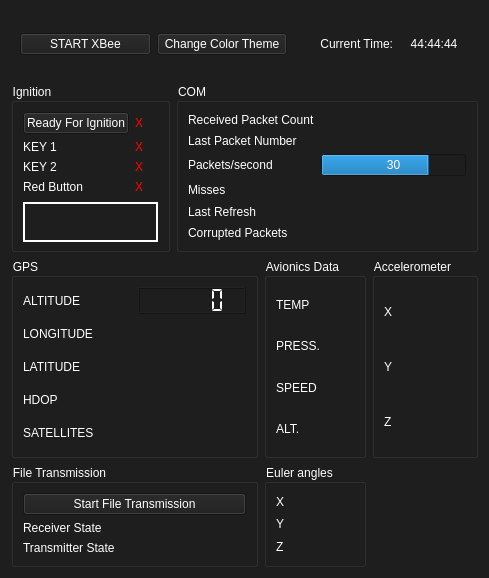
Above: UI/ui_file/press_alt.ui from MorgesHAB/ERT2020GS before the change. Below: the same form after it.
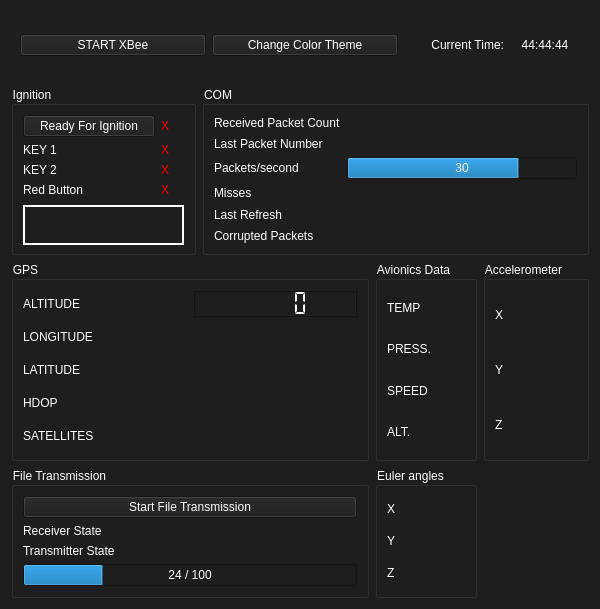
That is the form after the change. Icons and pictures are not drawn.

Patch:
```diff
--- a/UI/ui_file/press_alt.ui
+++ b/UI/ui_file/press_alt.ui
@@ -6,13 +6,13 @@
    <rect>
     <x>0</x>
     <y>0</y>
-    <width>489</width>
-    <height>578</height>
+    <width>600</width>
+    <height>609</height>
    </rect>
   </property>
   <property name="minimumSize">
    <size>
-    <width>0</width>
+    <width>600</width>
     <height>0</height>
    </size>
   </property>
@@ -33,101 +33,7 @@
 color: rgb(255, 255, 255);</string>
   </property>
   <layout class="QGridLayout" name="gridLayout">
-   <item row="3" column="0" rowspan="2" colspan="2">
-    <widget class="QGroupBox" name="gps_box">
-     <property name="minimumSize">
-      <size>
-       <width>0</width>
-       <height>200</height>
-      </size>
-     </property>
-     <property name="title">
-      <string>GPS</string>
-     </property>
-     <layout class="QGridLayout" name="gridLayout_3">
-      <item row="1" column="0">
-       <widget class="QLabel" name="altitude_label_gps">
-        <property name="text">
-         <string>ALTITUDE</string>
-        </property>
-       </widget>
-      </item>
-      <item row="3" column="0">
-       <widget class="QLabel" name="latitude_label">
-        <property name="text">
-         <string>LATITUDE</string>
-        </property>
-       </widget>
-      </item>
-      <item row="3" column="1">
-       <widget class="QLabel" name="latitude_panel">
-        <property name="minimumSize">
-         <size>
-          <width>0</width>
-          <height>0</height>
-         </size>
-        </property>
-        <property name="text">
-         <string/>
-        </property>
-       </widget>
-      </item>
-      <item row="2" column="0">
-       <widget class="QLabel" name="longitude_label">
-        <property name="text">
-         <string>LONGITUDE</string>
-        </property>
-       </widget>
-      </item>
-      <item row="2" column="1">
-       <widget class="QLabel" name="longitude_panel">
-        <property name="text">
-         <string/>
-        </property>
-       </widget>
-      </item>
-      <item row="1" column="1">
-       <widget class="QLCDNumber" name="altitude_lcd_gps">
-        <property name="smallDecimalPoint">
-         <bool>false</bool>
-        </property>
-        <property name="segmentStyle">
-         <enum>QLCDNumber::Flat</enum>
-        </property>
-       </widget>
-      </item>
-      <item row="4" column="1">
-       <widget class="QLabel" name="hdop_panel">
-        <property name="text">
-         <string/>
-        </property>
-       </widget>
-      </item>
-      <item row="4" column="0">
-       <widget class="QLabel" name="hdop_label">
-        <property name="text">
-         <string>HDOP</string>
-        </property>
-       </widget>
-      </item>
-      <item row="5" column="0">
-       <widget class="QLabel" name="sat_nbr_label">
-        <property name="text">
-         <string>SATELLITES</string>
-        </property>
-       </widget>
-      </item>
-      <item row="5" column="1">
-       <widget class="QLabel" name="sat_nbr_panel">
-        <property name="text">
-         <string/>
-        </property>
-       </widget>
-      </item>
-     </layout>
-    </widget>
-   </item>
-   <item row="0" column="0" colspan="4">
+   <item row="0" column="0" colspan="5">
     <widget class="QWidget" name="widget" native="true">
      <layout class="QGridLayout" name="gridLayout_5">
       <item row="0" column="4">
@@ -194,7 +100,7 @@
      </layout>
     </widget>
    </item>
-   <item row="5" column="2">
+   <item row="5" column="3">
     <widget class="QGroupBox" name="euler_box">
      <property name="title">
       <string>Euler angles</string>
@@ -278,6 +184,12 @@
       </item>
       <item row="0" column="0">
        <widget class="QPushButton" name="ignition_button">
+        <property name="minimumSize">
+         <size>
+          <width>132</width>
+          <height>0</height>
+         </size>
+        </property>
         <property name="styleSheet">
          <string notr="true"/>
         </property>
@@ -447,7 +359,7 @@
      </layout>
     </widget>
    </item>
-   <item row="3" column="2" rowspan="2">
+   <item row="3" column="3" rowspan="2">
     <widget class="QGroupBox" name="avionics_box">
      <property name="title">
       <string>Avionics Data</string>
@@ -512,7 +424,7 @@
      </layout>
     </widget>
    </item>
-   <item row="5" column="3">
+   <item row="5" column="4">
     <widget class="QLabel" name="logo">
      <property name="toolTip">
       <string>&lt;html&gt;&lt;head/&gt;&lt;body&gt;&lt;p&gt;Project Bella Lui 2020&lt;/p&gt;&lt;/body&gt;&lt;/html&gt;</string>
@@ -527,7 +439,7 @@
      </property>
     </widget>
    </item>
-   <item row="3" column="3" rowspan="2">
+   <item row="3" column="4" rowspan="2">
     <widget class="QGroupBox" name="accel_box">
      <property name="title">
       <string>Accelerometer</string>
@@ -596,75 +508,7 @@
      </layout>
     </widget>
    </item>
-   <item row="5" column="0" colspan="2">
-    <widget class="QGroupBox" name="groupBox">
-     <property name="title">
-      <string>File Transmission</string>
-     </property>
-     <layout class="QGridLayout" name="gridLayout_9">
-      <item row="1" column="0">
-       <widget class="QLabel" name="receiver_state_label">
-        <property name="minimumSize">
-         <size>
-          <width>140</width>
-          <height>0</height>
-         </size>
-        </property>
-        <property name="maximumSize">
-         <size>
-          <width>212411</width>
-          <height>16777215</height>
-         </size>
-        </property>
-        <property name="text">
-         <string>Receiver State</string>
-        </property>
-       </widget>
-      </item>
-      <item row="2" column="0">
-       <widget class="QLabel" name="transmitter_state_label">
-        <property name="minimumSize">
-         <size>
-          <width>140</width>
-          <height>0</height>
-         </size>
-        </property>
-        <property name="maximumSize">
-         <size>
-          <width>1241251</width>
-          <height>16777215</height>
-         </size>
-        </property>
-        <property name="text">
-         <string>Transmitter State</string>
-        </property>
-       </widget>
-      </item>
-      <item row="2" column="1">
-       <widget class="QLabel" name="transmitter_state_panel">
-        <property name="text">
-         <string/>
-        </property>
-       </widget>
-      </item>
-      <item row="0" column="0" colspan="2">
-       <widget class="QPushButton" name="file_transmission_button">
-        <property name="text">
-         <string>Start File Transmission</string>
-        </property>
-       </widget>
-      </item>
-      <item row="1" column="1">
-       <widget class="QLabel" name="receiver_state_panel">
-        <property name="text">
-         <string/>
-        </property>
-       </widget>
-      </item>
-     </layout>
-    </widget>
-   </item>
-   <item row="2" column="1" colspan="3">
+   <item row="2" column="1" colspan="4">
     <widget class="QGroupBox" name="com_box">
      <property name="title">
       <string>COM</string>
@@ -799,6 +643,178 @@
      </layout>
     </widget>
    </item>
+   <item row="5" column="0" colspan="3">
+    <widget class="QGroupBox" name="groupBox">
+     <property name="title">
+      <string>File Transmission</string>
+     </property>
+     <layout class="QGridLayout" name="gridLayout_9">
+      <item row="1" column="0">
+       <widget class="QLabel" name="receiver_state_label">
+        <property name="minimumSize">
+         <size>
+          <width>140</width>
+          <height>0</height>
+         </size>
+        </property>
+        <property name="maximumSize">
+         <size>
+          <width>212411</width>
+          <height>16777215</height>
+         </size>
+        </property>
+        <property name="text">
+         <string>Receiver State</string>
+        </property>
+       </widget>
+      </item>
+      <item row="2" column="0">
+       <widget class="QLabel" name="transmitter_state_label">
+        <property name="minimumSize">
+         <size>
+          <width>140</width>
+          <height>0</height>
+         </size>
+        </property>
+        <property name="maximumSize">
+         <size>
+          <width>1241251</width>
+          <height>16777215</height>
+         </size>
+        </property>
+        <property name="text">
+         <string>Transmitter State</string>
+        </property>
+       </widget>
+      </item>
+      <item row="2" column="1">
+       <widget class="QLabel" name="transmitter_state_panel">
+        <property name="text">
+         <string/>
+        </property>
+       </widget>
+      </item>
+      <item row="0" column="0" colspan="2">
+       <widget class="QPushButton" name="file_transmission_button">
+        <property name="text">
+         <string>Start File Transmission</string>
+        </property>
+       </widget>
+      </item>
+      <item row="1" column="1">
+       <widget class="QLabel" name="receiver_state_panel">
+        <property name="text">
+         <string/>
+        </property>
+       </widget>
+      </item>
+      <item row="3" column="0" colspan="2">
+       <widget class="QProgressBar" name="file_transmission_progress_bar">
+        <property name="value">
+         <number>24</number>
+        </property>
+        <property name="format">
+         <string>%v / %m</string>
+        </property>
+       </widget>
+      </item>
+     </layout>
+    </widget>
+   </item>
+   <item row="3" column="0" rowspan="2" colspan="3">
+    <widget class="QGroupBox" name="gps_box">
+     <property name="minimumSize">
+      <size>
+       <width>0</width>
+       <height>200</height>
+      </size>
+     </property>
+     <property name="title">
+      <string>GPS</string>
+     </property>
+     <layout class="QGridLayout" name="gridLayout_3">
+      <item row="1" column="0">
+       <widget class="QLabel" name="altitude_label_gps">
+        <property name="text">
+         <string>ALTITUDE</string>
+        </property>
+       </widget>
+      </item>
+      <item row="3" column="0">
+       <widget class="QLabel" name="latitude_label">
+        <property name="text">
+         <string>LATITUDE</string>
+        </property>
+       </widget>
+      </item>
+      <item row="3" column="1">
+       <widget class="QLabel" name="latitude_panel">
+        <property name="minimumSize">
+         <size>
+          <width>0</width>
+          <height>0</height>
+         </size>
+        </property>
+        <property name="text">
+         <string/>
+        </property>
+       </widget>
+      </item>
+      <item row="2" column="0">
+       <widget class="QLabel" name="longitude_label">
+        <property name="text">
+         <string>LONGITUDE</string>
+        </property>
+       </widget>
+      </item>
+      <item row="2" column="1">
+       <widget class="QLabel" name="longitude_panel">
+        <property name="text">
+         <string/>
+        </property>
+       </widget>
+      </item>
+      <item row="1" column="1">
+       <widget class="QLCDNumber" name="altitude_lcd_gps">
+        <property name="smallDecimalPoint">
+         <bool>false</bool>
+        </property>
+        <property name="segmentStyle">
+         <enum>QLCDNumber::Flat</enum>
+        </property>
+       </widget>
+      </item>
+      <item row="4" column="1">
+       <widget class="QLabel" name="hdop_panel">
+        <property name="text">
+         <string/>
+        </property>
+       </widget>
+      </item>
+      <item row="4" column="0">
+       <widget class="QLabel" name="hdop_label">
+        <property name="text">
+         <string>HDOP</string>
+        </property>
+       </widget>
+      </item>
+      <item row="5" column="0">
+       <widget class="QLabel" name="sat_nbr_label">
+        <property name="text">
+         <string>SATELLITES</string>
+        </property>
+       </widget>
+      </item>
+      <item row="5" column="1">
+       <widget class="QLabel" name="sat_nbr_panel">
+        <property name="text">
+         <string/>
+        </property>
+       </widget>
+      </item>
+     </layout>
+    </widget>
+   </item>
   </layout>
  </widget>
  <resources>
```
